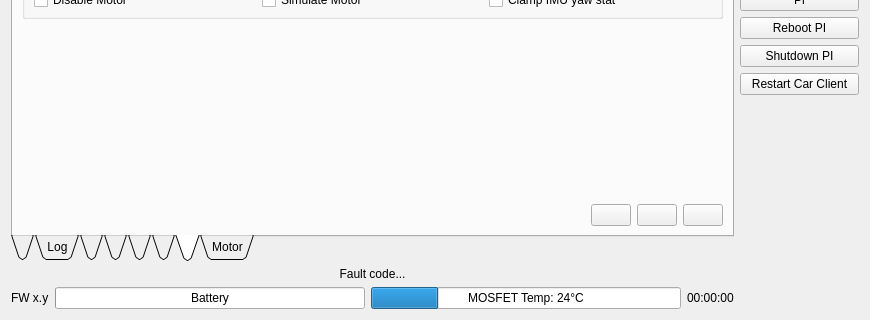
GunnarLarssonSLU/rise_sdvp, file Linux/RControlStation/carinterface.ui: the form before one commit; both pictures show x 0 to 870 and y 237 to 557 of the 870 by 557 pixel window.
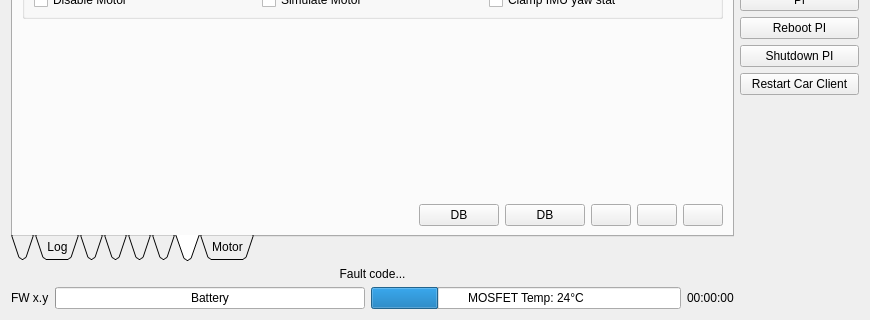
The form after the commit. The open tabs and pages were chosen to show the change. Icons and pictures are not drawn. Custom widgets are drawn as their Qt base class.

The edit to the form file:
```diff
--- a/Linux/RControlStation/carinterface.ui
+++ b/Linux/RControlStation/carinterface.ui
@@ -967,7 +967,7 @@
           </widget>
          </item>
          <item>
-          <layout class="QHBoxLayout" name="horizontalLayout_7" stretch="0,0,0,0">
+          <layout class="QHBoxLayout" name="horizontalLayout_7" stretch="0,0,0,0,0,0">
            <item>
             <spacer name="horizontalSpacer_3">
              <property name="orientation">
@@ -981,6 +981,34 @@
              </property>
             </spacer>
            </item>
+           <item>
+            <widget class="QPushButton" name="confReadDBButton">
+             <property name="toolTip">
+              <string>Read configuration from database</string>
+             </property>
+             <property name="text">
+              <string>DB</string>
+             </property>
+             <property name="icon">
+              <iconset resource="resources.qrc">
+               <normaloff>:/models/Icons/Upload-96.png</normaloff>:/models/Icons/Upload-96.png</iconset>
+             </property>
+            </widget>
+           </item>
+           <item>
+            <widget class="QPushButton" name="confWriteDBButton">
+             <property name="toolTip">
+              <string>Write configuration to database</string>
+             </property>
+             <property name="text">
+              <string>DB</string>
+             </property>
+             <property name="icon">
+              <iconset resource="resources.qrc">
+               <normaloff>:/models/Icons/Download-96.png</normaloff>:/models/Icons/Download-96.png</iconset>
+             </property>
+            </widget>
+           </item>
            <item>
             <widget class="QPushButton" name="confReadButton">
              <property name="toolTip">
```
Left out of the diff: 2 changed lines with no effect on the pictures.
